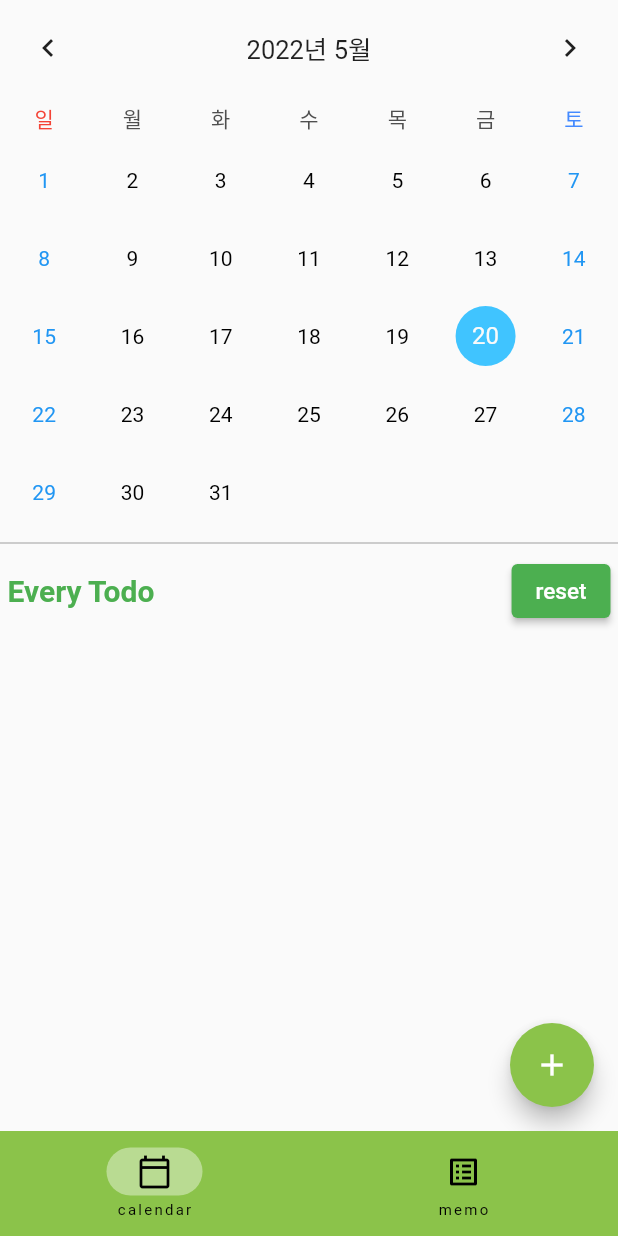
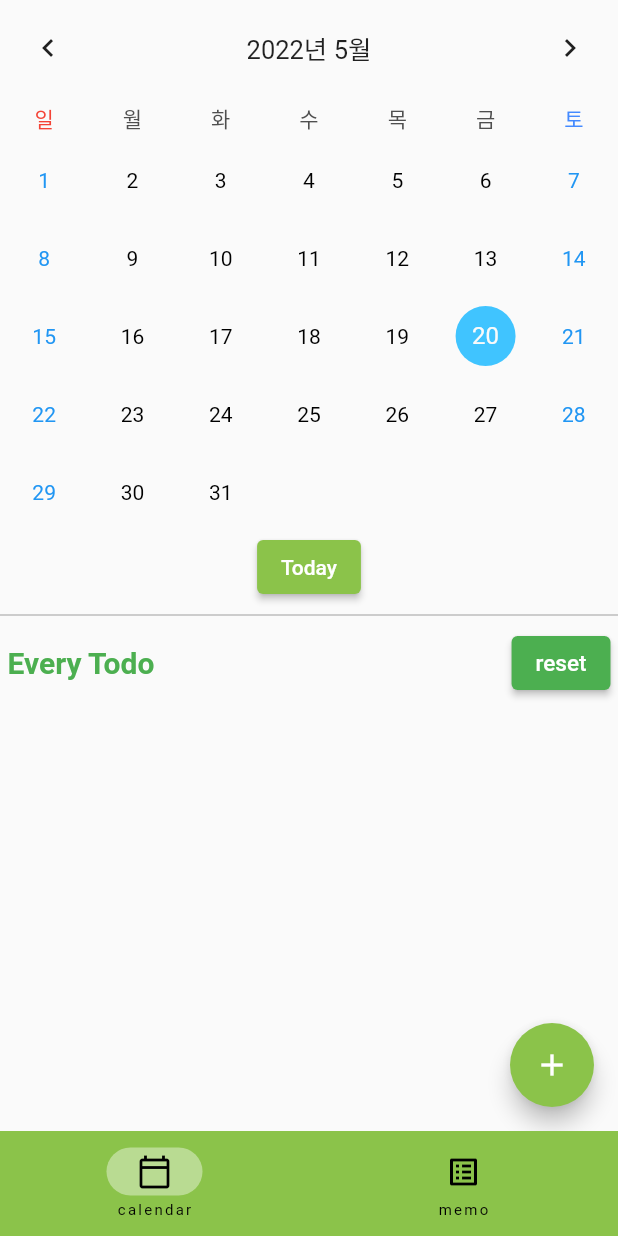
Before and after one commit to hyojuseo/simple_calendar_memo_app, a Flutter app: the screen it shows after launch, on a phone screen of 412 x 824 dp. Run offline on Flutter 3.47's test engine with Material 2 defaults, Android fonts, the phone set to English and light mode, and no system bars; drawn by our look-alikes of table_calendar; our stand-ins replace get, hive, hive_flutter, vibration; accounts and stored records are empty.

Commit message:
todoPage만 setState하기위해 code 분리

```diff
--- a/lib/components/calendar.dart
+++ b/lib/components/calendar.dart
@@ -1,9 +1,9 @@
 import 'package:flutter/material.dart';
 import 'package:intl/intl.dart';
-
 import 'package:table_calendar/table_calendar.dart';
 import 'package:todo_calendar/controller/calendar_controller.dart';
 import 'package:todo_calendar/hive_helper.dart';
+import 'package:vibration/vibration.dart';
 
 class Calendar extends StatefulWidget {
   final Map<dynamic, dynamic>? cal;
@@ -89,12 +89,12 @@ class _CalendarState extends State<Calendar> {
         if (widget.cal![date]! >= 2) {
           widget.cal![date] = 0;
           HiveHelper().calDelete(datetime);
-          print('실행?');
         } else {
           widget.cal![date] = widget.cal![date]! + 1;
           HiveHelper().calCreate(datetime, widget.cal![date]);
         }
         setState(() {});
+        Vibration.vibrate(duration: 50, amplitude: 80);
       },
 
       //선택한 날
@@ -123,10 +123,8 @@ class _CalendarState extends State<Calendar> {
           switch (widget
               .cal![DateFormat('yyyy-MM-dd').format(datetime).toString()]) {
             case 1:
-              print('do');
               return done();
             case 2:
-              print('dont');
               return dont();
           }
         },
--- a/lib/pages/calendar_page.dart
+++ b/lib/pages/calendar_page.dart
@@ -2,16 +2,10 @@ import 'package:flutter/material.dart';
 import 'package:get/get.dart';
 import 'package:todo_calendar/components/add_dialog.dart';
 import 'package:todo_calendar/components/calendar.dart';
-import 'package:todo_calendar/components/todo_list.dart';
-import 'package:todo_calendar/controller/todo_controller.dart';
+import 'package:todo_calendar/controller/calendar_controller.dart';
 import 'package:todo_calendar/hive_helper.dart';
 import 'package:todo_calendar/models/tododata.dart';
-
-const TextStyle _listStyle = TextStyle(
-  color: Colors.green,
-  fontWeight: FontWeight.bold,
-  fontSize: 20,
-);
+import 'package:todo_calendar/pages/todo_page.dart';
 
 class CalendarPage extends StatefulWidget {
   const CalendarPage({Key? key}) : super(key: key);
@@ -22,76 +16,7 @@ class CalendarPage extends StatefulWidget {
 
 class _CalendarPageState extends State<CalendarPage> {
   Widget get line => const Divider(color: Colors.grey);
-  late List<TodoData> todo;
   var cal;
-
-  Widget calTodo() {
-    return Padding(
-      padding: const EdgeInsets.symmetric(horizontal: 5),
-      child: Column(
-        crossAxisAlignment: CrossAxisAlignment.stretch,
-        mainAxisAlignment: MainAxisAlignment.start,
-        children: [
-          Row(
-            mainAxisAlignment: MainAxisAlignment.spaceBetween,
-            children: [
-              const Text(
-                'Every Todo',
-                style: _listStyle,
-              ),
-              ElevatedButton(
-                  style: ElevatedButton.styleFrom(primary: Colors.green),
-                  onPressed: () {
-                    TodoController.to.reset.value = true;
-                    setState(() {});
-                  },
-                  child: const Text(
-                    'reset',
-                    style: TextStyle(color: Colors.white, fontSize: 15),
-                  ))
-            ],
-          ),
-          const SizedBox(height: 15),
-          Expanded(
-            child: calTodoList(),
-          ),
-        ],
-      ),
-    );
-  }
-
-  Widget calTodoList() {
-    return FutureBuilder<List<TodoData>>(
-        future: HiveHelper().todoRead(),
-        builder: (context, snapshot) {
-          todo = snapshot.data ?? [];
-
-          return SingleChildScrollView(
-            controller: ScrollController(),
-            child: Column(
-              crossAxisAlignment: CrossAxisAlignment.stretch,
-              mainAxisAlignment: MainAxisAlignment.start,
-              children: List.generate(todo.length, (index) {
-                //초기화했을때의 값을 변경해준것을 업데이트해준다.
-                //if문을 실행하고 return을 실행하기때문에
-                //TodoList의 widget.todo!.save()가 이후에 체크한것을 저장한다.
-                if (TodoController.to.reset.value == true) {
-                  todo[index].finished = false;
-                  HiveHelper().todoUpdate(index, todo[index]);
-                }
-                return TodoList(
-                  todo: todo[index],
-                  key: Key('${index}'),
-                  index: index,
-                  onDeleted: () {
-                    setState(() {});
-                  },
-                );
-              }),
-            ),
-          );
-        });
-  }
 
   Future<void> _addTodo(BuildContext context) async {
     return showDialog(
@@ -125,9 +50,23 @@ class _CalendarPageState extends State<CalendarPage> {
               child: Column(
                 children: [
                   Calendar(cal: cal),
+                  ElevatedButton(
+                    style: ElevatedButton.styleFrom(primary: Colors.lightGreen),
+                    onPressed: () {
+                      setState(() {
+                        CalendarController.to.focusedDay.value = DateTime.now();
+                        CalendarController.to.selectedDay.value =
+                            DateTime.now();
+                      });
+                    },
+                    child: const Text(
+                      'Today',
+                      style: TextStyle(color: Colors.white),
+                    ),
+                  ),
                   line,
                   Expanded(
-                    child: calTodo(),
+                    child: TodoPage(),
                   )
                 ],
               ),
--- /dev/null
+++ b/lib/pages/todo_page.dart
@@ -0,0 +1,93 @@
+import 'package:flutter/material.dart';
+import 'package:todo_calendar/components/todo_list.dart';
+import 'package:todo_calendar/controller/todo_controller.dart';
+import 'package:todo_calendar/hive_helper.dart';
+import 'package:todo_calendar/models/tododata.dart';
+
+class TodoPage extends StatefulWidget {
+  final bool? setValue;
+
+  TodoPage({Key? key, this.setValue = false}) : super(key: key);
+
+  @override
+  State<TodoPage> createState() => _TodoPageState();
+}
+
+const TextStyle _listStyle = TextStyle(
+  color: Colors.green,
+  fontWeight: FontWeight.bold,
+  fontSize: 20,
+);
+
+class _TodoPageState extends State<TodoPage> {
+  late List<TodoData> todo;
+
+  Widget calTodoList() {
+    return FutureBuilder<List<TodoData>>(
+        future: HiveHelper().todoRead(),
+        builder: (context, snapshot) {
+          todo = snapshot.data ?? [];
+
+          return SingleChildScrollView(
+            controller: ScrollController(),
+            child: Column(
+              crossAxisAlignment: CrossAxisAlignment.stretch,
+              mainAxisAlignment: MainAxisAlignment.start,
+              children: List.generate(todo.length, (index) {
+                //초기화했을때의 값을 변경해준것을 업데이트해준다.
+                //if문을 실행하고 return을 실행하기때문에
+                //TodoList의 widget.todo!.save()가 이후에 체크한것을 저장한다.
+                if (TodoController.to.reset.value == true) {
+                  todo[index].finished = false;
+                  HiveHelper().todoUpdate(index, todo[index]);
+                }
+                return TodoList(
+                  todo: todo[index],
+                  key: Key('${index}'),
+                  index: index,
+                  onDeleted: () {
+                    setState(() {});
+                  },
+                );
+              }),
+            ),
+          );
+        });
+  }
+
+  @override
+  Widget build(BuildContext context) {
+    return Padding(
+      padding: const EdgeInsets.symmetric(horizontal: 5),
+      child: Column(
+        crossAxisAlignment: CrossAxisAlignment.stretch,
+        mainAxisAlignment: MainAxisAlignment.start,
+        children: [
+          Row(
+            mainAxisAlignment: MainAxisAlignment.spaceBetween,
+            children: [
+              const Text(
+                'Every Todo',
+                style: _listStyle,
+              ),
+              ElevatedButton(
+                  style: ElevatedButton.styleFrom(primary: Colors.green),
+                  onPressed: () {
+                    TodoController.to.reset.value = true;
+                    setState(() {});
+                  },
+                  child: const Text(
+                    'reset',
+                    style: TextStyle(color: Colors.white, fontSize: 15),
+                  ))
+            ],
+          ),
+          const SizedBox(height: 15),
+          Expanded(
+            child: calTodoList(),
+          ),
+        ],
+      ),
+    );
+  }
+}
```
Also changed, not shown: lib/components/add_dialog.dart (+5 -3 lines), assets/icon.png (added), pubspec.lock.
